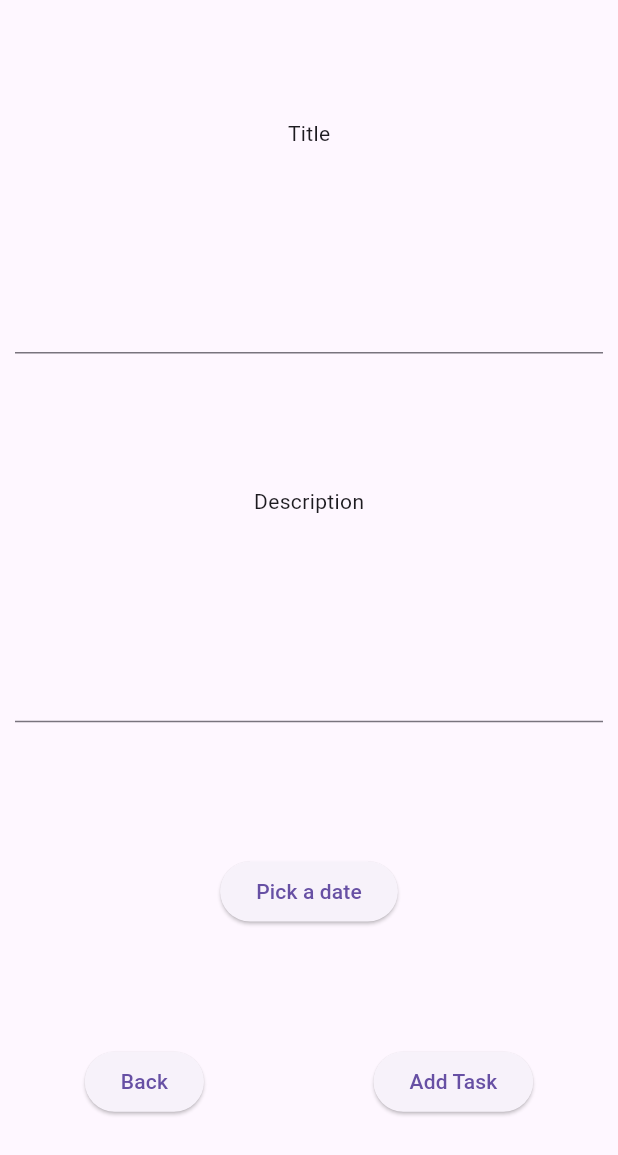
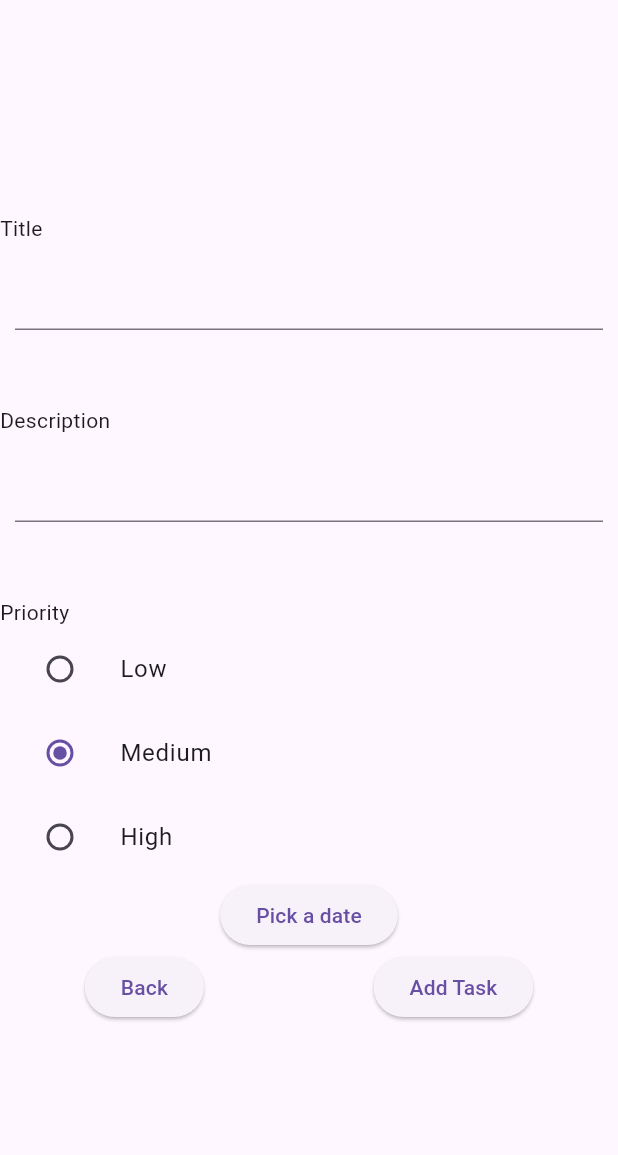
Before and after one commit to f-coskunn/TheReminder, a Flutter app: the CreatetaskScreen screen opened directly, on a phone screen of 412 x 824 dp. Shown: the top 1155 px of the screen. Run offline on Flutter 3.47's test engine with Material 3 defaults, Android fonts, the light colour scheme and no system bars; our stand-ins replace flutter_local_notifications, shared_preferences, sqflite, timezone; accounts and stored records are empty.

Commit message:
priority added, task completion fixed, colors fixed

```diff
--- a/src/the_reminder/lib/model/task_model.dart
+++ b/src/the_reminder/lib/model/task_model.dart
@@ -1,3 +1,6 @@
+
+import 'dart:developer';
+
 import 'package:the_reminder/model/reminder_model.dart';
 
 
@@ -39,6 +42,8 @@ Task({
 
   //Reminder dışarda yaratılıp atancak
    factory Task.fromMap(Map<String, dynamic> map) {
+    log(map['priority']);
+    log("up/////////////////////////////////////////////////////////");
     return Task(
       taskID: map['taskID'],
       title: map['title'],
@@ -58,15 +63,15 @@ Task({
   }
 
   // Converts enum to string
-  String _priorityToString(Priority p) => p.name;
+  String _priorityToString(Priority p) => p.name.toString();
 
 
   // Converts string to enum
   static Priority _priorityFromString(String s) {
     switch (s.toLowerCase()) {
-      case 'High':
+      case 'high':
         return Priority.High;
-      case 'Low':
+      case 'low':
         return Priority.Low;
       default:
         return Priority.Medium;
--- a/src/the_reminder/lib/screens/createtaskscreen.dart
+++ b/src/the_reminder/lib/screens/createtaskscreen.dart
@@ -63,6 +63,7 @@ class CreateTask extends StatefulWidget {
 class _CreateTaskState extends State<CreateTask> {
   var description="",date,title;
   DatabaseHelper db = DatabaseHelper.instance;
+  Priority? _priority = Priority.Medium;
 
   //Check for accessibility settings and decorate accordingly
 
@@ -98,13 +99,13 @@ class _CreateTaskState extends State<CreateTask> {
   @override
   Widget build(BuildContext context) {
     return Center(
-      child: Column(
-        mainAxisAlignment: MainAxisAlignment.spaceEvenly,
+      child: ListView(
+        shrinkWrap: true,
         children: [
           //Title inputu al
           Text("Title"),
           Padding(
-            padding: const EdgeInsets.all(10.0),
+            padding: const EdgeInsets.fromLTRB(10, 10, 10, 50),
             child: TextField(
               onChanged: (value){
                 setState(() {
@@ -116,7 +117,7 @@ class _CreateTaskState extends State<CreateTask> {
           //Descriptipn inputu al
           Text("Description"),
           Padding(
-            padding: const EdgeInsets.all(10.0),
+            padding: const EdgeInsets.fromLTRB(10, 10, 10, 50),
             child: TextField(
               onChanged: (value){
                 setState(() {
@@ -125,6 +126,49 @@ class _CreateTaskState extends State<CreateTask> {
               },
             ),
           ),
+
+          //add priority
+          Text("Priority"),
+          ListTile(
+            title: const Text('Low'),
+            leading: Radio<Priority>(
+              value: Priority.Low,
+              groupValue: _priority,
+              onChanged: (e){
+                setState(() {
+                  _priority = e;
+                  log("Priority changed to $e");
+                });
+              }
+            ),
+          ),
+          ListTile(
+            title: const Text('Medium'),
+            leading: Radio<Priority>(
+              value: Priority.Medium,
+              groupValue: _priority,
+              onChanged: (e){
+                setState(() {
+                  _priority = e;
+                  log("Priority changed to $e");
+                });
+              }
+            ),
+          ),
+          ListTile(
+            title: const Text('High'),
+            leading: Radio<Priority>(
+              value: Priority.High,
+              groupValue: _priority,
+              onChanged: (e){
+                setState(() {
+                  _priority = e;
+                  log("Priority changed to $e");
+                });
+              }
+            ),
+          ),
+
           //add reminder
 
           //due date time inputu al
@@ -154,7 +198,7 @@ class _CreateTaskState extends State<CreateTask> {
                   //Listeye ekle
                   if(description != null && title != null && date != null){
                     log("Creating task: ${title}\n${description}\n${date}");
-                    final task = Task(description: description, dueDateTime: date, title: title);
+                    final task = Task(description: description, dueDateTime: date, title: title, priority: _priority?? Priority.Medium);
                     int id = await db.addTask(task);
                     task.taskID=id;
 
--- a/src/the_reminder/lib/screens/edittaskscreen.dart
+++ b/src/the_reminder/lib/screens/edittaskscreen.dart
@@ -73,6 +73,7 @@ class _EditTaskState extends State<EditTask> {
   late String description;
   late String date;
   late String title;
+  late Priority priority;
   DatabaseHelper db = DatabaseHelper.instance;
 
   @override
@@ -82,6 +83,8 @@ class _EditTaskState extends State<EditTask> {
     description = widget.task.description ?? "";
     date = widget.task.dueDateTime ?? "";
     title = widget.task.title ?? "";
+    priority = widget.task.priority;
+    log("Edit task with values:$description $date $title $priority");
   }
 
   Future _selectDateTime() async {
@@ -148,6 +151,47 @@ class _EditTaskState extends State<EditTask> {
               },
             ),
           ),
+          //add priority
+          Text("Priority"),
+          ListTile(
+            title: const Text('Low'),
+            leading: Radio<Priority>(
+              value: Priority.Low,
+              groupValue: priority,
+              onChanged: (e){
+                setState(() {
+                  priority = e ?? Priority.Low;
+                  log("Priority changed to $e");
+                });
+              }
+            ),
+          ),
+          ListTile(
+            title: const Text('Medium'),
+            leading: Radio<Priority>(
+              value: Priority.Medium,
+              groupValue: priority,
+              onChanged: (e){
+                setState(() {
+                  priority = e ?? Priority.Medium;
+                  log("Priority changed to $e");
+                });
+              }
+            ),
+          ),
+          ListTile(
+            title: const Text('High'),
+            leading: Radio<Priority>(
+              value: Priority.High,
+              groupValue: priority,
+              onChanged: (e){
+                setState(() {
+                  priority = e?? Priority.High;
+                  log("Priority changed to $e");
+                });
+              }
+            ),
+          ),
           // Due date time input
           Row(
             mainAxisAlignment: MainAxisAlignment.center,
@@ -185,7 +229,7 @@ class _EditTaskState extends State<EditTask> {
                       dueDateTime: date,
                       title: title,
                       isCompleted: widget.task.isCompleted,
-                      priority: widget.task.priority,
+                      priority: priority,
                     );
 
                     // Update in database
@@ -193,7 +237,7 @@ class _EditTaskState extends State<EditTask> {
 
                     log("Task updated with ID: ${updatedTask.taskID}");
                     log("Scheduling new notification for: ${updatedTask.dueDateTime}");
-
+                    log("${updatedTask.priority}/////////////////////////////////////////////////");
                     // Schedule new notification for the updated task
                     await NotificationService().scheduleTaskNotification(updatedTask);
 
--- a/src/the_reminder/lib/screens/homescreen.dart
+++ b/src/the_reminder/lib/screens/homescreen.dart
@@ -59,6 +59,7 @@ class _HomeScreenState extends State<HomeScreen> {
                           //TODO:tamamlanma değerini databasede de değiştir
                           setState(() {
                             task.setCompleted = e ?? false;
+                            db.updateTask(task);
                           });
                         }
                       ),
@@ -108,7 +109,7 @@ class _HomeScreenState extends State<HomeScreen> {
                           ),
                           // Delete button
                           IconButton(
-                            color: Colors.red,
+                            color: Colors.white,
                             //TODO:Taskı databaseten de sil
                             onPressed:() async {
                               setState(() {
--- a/src/the_reminder/lib/widgets/high_priority_decorator.dart
+++ b/src/the_reminder/lib/widgets/high_priority_decorator.dart
@@ -4,7 +4,7 @@ import 'package:the_reminder/widgets/colorful_decorator.dart';
 class HighPriorityDecorator extends ColorfulDecorator {
   @override
   // TODO: implement color
-  Color get color => Colors.red;
-  const HighPriorityDecorator(super.child, {super.color=Colors.red,super.key});
+  Color get color => const Color.fromARGB(255, 171, 57, 23);
+  const HighPriorityDecorator(super.child, {super.color,super.key});
 
 }
--- a/src/the_reminder/lib/widgets/low_priority_decorator.dart
+++ b/src/the_reminder/lib/widgets/low_priority_decorator.dart
@@ -4,7 +4,7 @@ import 'package:the_reminder/widgets/colorful_decorator.dart';
 class LowPriorityDecorator extends ColorfulDecorator {
   @override
   // TODO: implement color
-  Color get color => Colors.lightGreenAccent;
-  const LowPriorityDecorator(super.child, {super.color=Colors.lightGreenAccent,super.key});
+  Color get color => const Color.fromARGB(255, 96, 96, 96);
+  const LowPriorityDecorator(super.child, {super.color,super.key});
 
 }
--- a/src/the_reminder/lib/widgets/medium_priority_decorator.dart
+++ b/src/the_reminder/lib/widgets/medium_priority_decorator.dart
@@ -4,7 +4,7 @@ import 'package:the_reminder/widgets/colorful_decorator.dart';
 class MediumPriorityDecorator extends ColorfulDecorator {
   @override
   // TODO: implement color
-  Color get color => Colors.yellow;
-  const MediumPriorityDecorator(super.child, {super.color=Colors.yellow,super.key});
+  Color get color => const Color.fromARGB(0, 255, 235, 59);
+  const MediumPriorityDecorator(super.child, {super.color,super.key});
 
 }
```
